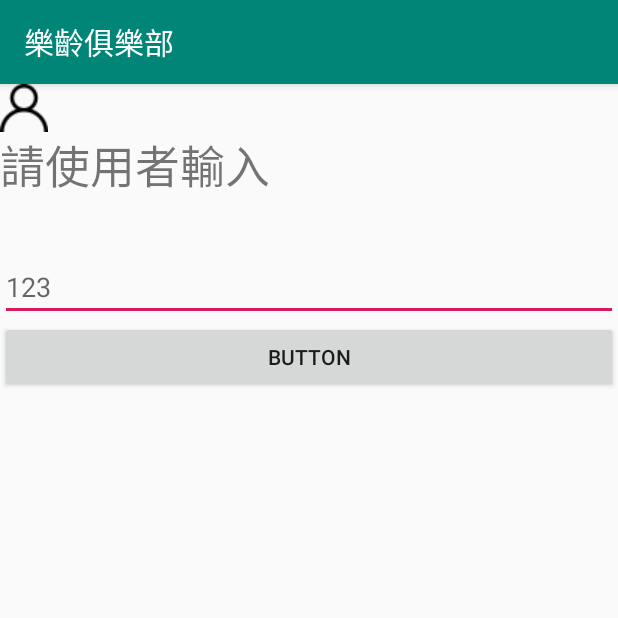
After one commit to ericbig66/Hapyy-Coin-Client-Remaster, an Android app: the send screen opened directly, with no data from a screen before it, on a phone screen of 412 x 824 dp, the top half of it. The commit adds this screen. Run offline under Robolectric (Android 15) with nearby library versions, the light colour scheme and no system bars; libraries missing offline, so code that uses them is left out: com.journeyapps.barcodescanner.

Commit message:
ver0410
send Redenvelope QR code added
contact us added

```diff
--- a/app/build.gradle
+++ b/app/build.gradle
@@ -39,4 +39,5 @@ dependencies {
     //for QRcode reader
     implementation 'com.google.android.gms:play-services-vision:19.0.0'
     implementation 'androidx.gridlayout:gridlayout:1.0.0'
+
 }
--- a/app/src/main/AndroidManifest.xml
+++ b/app/src/main/AndroidManifest.xml
@@ -14,7 +14,8 @@
         android:roundIcon="@mipmap/ic_launcher_round"
         android:supportsRtl="true"
         android:theme="@style/AppTheme">
-
+        <activity android:name=".suggest" />
+        <activity android:name=".send" />
         <activity android:name=".gift" />
         <activity android:name=".AlterMember" />
         <activity android:name=".LoginAndRegister">
--- /dev/null
+++ b/app/src/main/res/layout/layout_send.xml
@@ -0,0 +1,36 @@
+<?xml version="1.0" encoding="utf-8"?>
+<LinearLayout xmlns:android="http://schemas.android.com/apk/res/android"
+    xmlns:app="http://schemas.android.com/apk/res-auto"
+    xmlns:tools="http://schemas.android.com/tools"
+    android:layout_width="match_parent"
+    android:layout_height="match_parent"
+    android:orientation="vertical"
+    tools:context=".send">
+
+    <ImageView
+        android:id="@+id/QRcode"
+        android:layout_width="wrap_content"
+        android:layout_height="wrap_content"
+        app:srcCompat="@drawable/ic_greet" />
+
+    <TextView
+        android:id="@+id/textView7"
+        android:layout_width="match_parent"
+        android:layout_height="wrap_content"
+        android:text="請使用者輸入\n"
+        android:textSize="30sp" />
+
+    <EditText
+        android:id="@+id/input"
+        android:layout_width="match_parent"
+        android:layout_height="wrap_content"
+        android:ems="10"
+        android:hint="123"
+        android:inputType="number" />
+
+    <Button
+        android:id="@+id/Intoshop"
+        android:layout_width="match_parent"
+        android:layout_height="wrap_content"
+        android:text="Button" />
+</LinearLayout>
```
Also changed, not shown: app/src/main/java/com/greeting/happycoin/LoginAndRegister.java (+31 -7 lines), app/src/main/java/com/greeting/happycoin/send.java (added, +123 -0 lines), app/src/main/java/com/greeting/happycoin/suggest.java (added, +95 -0 lines), app/src/main/res/layout/layout_login_and_register.xml (+15 -8 lines), app/src/main/res/layout/layout_suggest.xml (added, +44 -0 lines), 2 other files.
